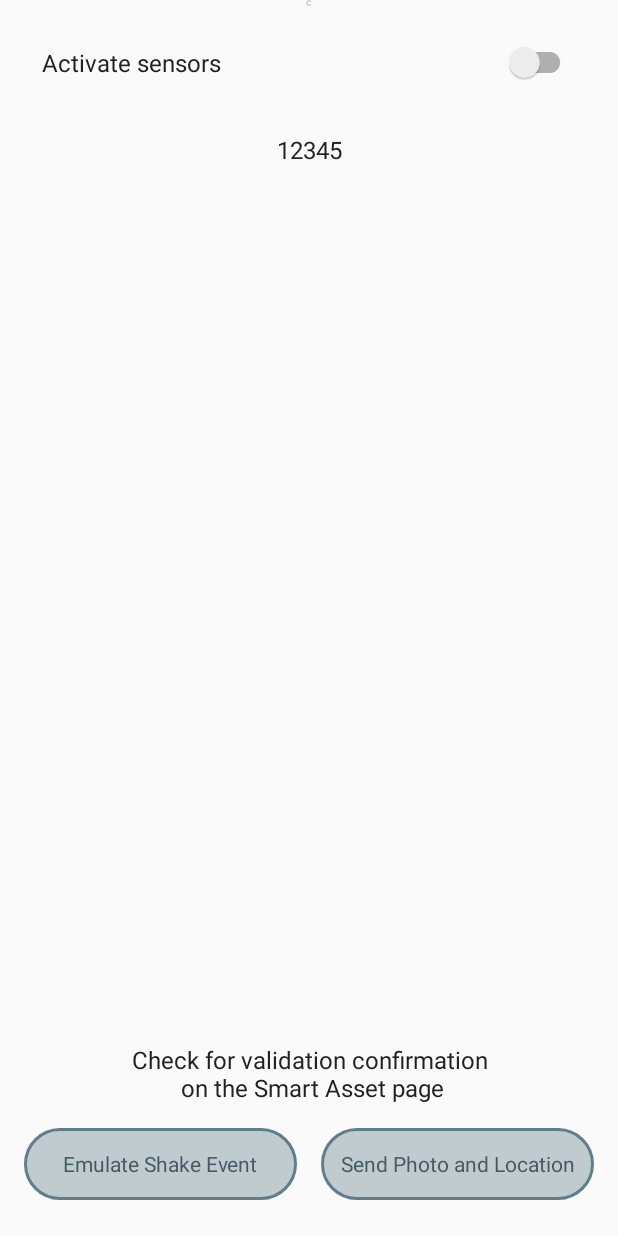
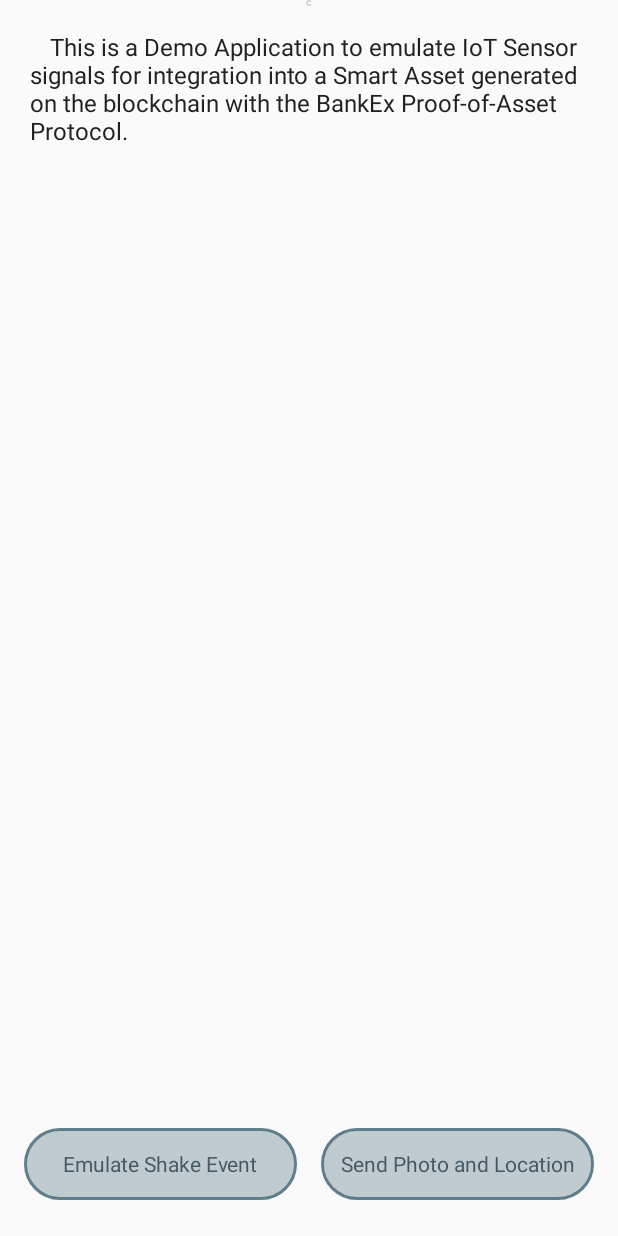
Before and after one commit to BANKEX/smart-asset-iot-android-demo, an Android app: the layout activity_main.xml on its own in the app's theme, with its tools: preview values and no code run, on a phone screen of 412 x 824 dp. Run offline under Robolectric (Android 15) with nearby library versions, the phone set to English and light mode, and no system bars; plain views replace MaterialProgressBar.

Commit message:
Updated UI;

```diff
--- a/app/src/main/res/layout/activity_main.xml
+++ b/app/src/main/res/layout/activity_main.xml
@@ -8,59 +8,24 @@
     android:animateLayoutChanges="true"
     tools:context="com.demo.bankexdh.view.activity.MainActivity">
 
+
     <TextView
-        android:id="@+id/uniqueId"
-        android:layout_width="wrap_content"
+        android:id="@+id/description"
+        android:layout_width="0dp"
         android:layout_height="wrap_content"
         android:layout_gravity="center"
         android:layout_margin="@dimen/margin_four"
-        android:layout_marginEnd="@dimen/half_margin"
-        android:layout_marginLeft="@dimen/half_margin"
-        android:layout_marginRight="@dimen/half_margin"
-        android:layout_marginStart="@dimen/half_margin"
-        android:layout_marginTop="@dimen/margin_four"
-        android:ellipsize="end"
-        android:gravity="center"
-        android:lines="2"
+        android:padding="@dimen/padding"
+        android:layout_weight="2"
+        android:text="@string/description"
         android:textAppearance="@style/LabelTextAppearance"
-        app:layout_constraintHorizontal_bias="0.501"
+        android:layout_marginLeft="8dp"
+        android:gravity="center|start"
         app:layout_constraintLeft_toLeftOf="parent"
+        android:layout_marginRight="8dp"
         app:layout_constraintRight_toRightOf="parent"
-        app:layout_constraintTop_toBottomOf="@+id/linearLayout"
-        tools:text="12345" />
-
-    <LinearLayout
-        android:id="@+id/linearLayout"
-        android:layout_width="0dp"
-        android:layout_height="wrap_content"
-        android:layout_marginEnd="@dimen/half_margin"
-        android:layout_marginLeft="@dimen/half_margin"
-        android:layout_marginRight="@dimen/half_margin"
-        android:layout_marginStart="@dimen/half_margin"
-        android:layout_marginTop="@dimen/half_margin"
-        android:orientation="horizontal"
-        android:padding="@dimen/padding"
-        app:layout_constraintLeft_toLeftOf="parent"
-        app:layout_constraintRight_toRightOf="parent"
-        app:layout_constraintTop_toTopOf="parent">
-
-        <TextView
-            android:layout_width="0dp"
-            android:layout_height="wrap_content"
-            android:layout_gravity="center"
-            android:layout_margin="@dimen/margin_four"
-            android:layout_weight="2"
-            android:text="@string/send_notifications"
-            android:textAppearance="@style/LabelTextAppearance" />
-
-        <android.support.v7.widget.SwitchCompat
-            android:id="@+id/switcher"
-            android:layout_width="0dp"
-            android:layout_height="wrap_content"
-            android:layout_gravity="center"
-            android:layout_margin="@dimen/margin_four"
-            android:layout_weight="1" />
-    </LinearLayout>
+        app:layout_constraintTop_toTopOf="@+id/progress_bar_view"
+        android:layout_marginTop="8dp" />
 
 
     <com.airbnb.lottie.LottieAnimationView
@@ -69,14 +34,15 @@
         android:layout_height="wrap_content"
         android:layout_margin="@dimen/half_margin"
         android:visibility="gone"
-        app:layout_constraintBottom_toBottomOf="parent"
         app:layout_constraintHorizontal_bias="0.501"
         app:layout_constraintLeft_toLeftOf="parent"
         app:layout_constraintRight_toRightOf="parent"
-        app:layout_constraintTop_toBottomOf="@+id/uniqueId"
+        app:layout_constraintTop_toBottomOf="@+id/description"
         app:layout_constraintVertical_bias="0.135"
         app:lottie_fileName="done_button.json"
-        app:lottie_loop="false" />
+        app:lottie_loop="false"
+        android:layout_marginBottom="8dp"
+        app:layout_constraintBottom_toTopOf="@+id/buttonContainer" />
 
     <com.airbnb.lottie.LottieAnimationView
         android:id="@+id/animationLocation"
@@ -84,14 +50,15 @@
         android:layout_height="wrap_content"
         android:layout_margin="@dimen/half_margin"
         android:visibility="gone"
-        app:layout_constraintBottom_toBottomOf="parent"
         app:layout_constraintHorizontal_bias="0.501"
         app:layout_constraintLeft_toLeftOf="parent"
         app:layout_constraintRight_toRightOf="parent"
-        app:layout_constraintTop_toBottomOf="@+id/uniqueId"
+        app:layout_constraintTop_toBottomOf="@+id/description"
         app:layout_constraintVertical_bias="0.135"
         app:lottie_fileName="location_pin.json"
-        app:lottie_loop="false" />
+        app:lottie_loop="false"
+        android:layout_marginBottom="8dp"
+        app:layout_constraintBottom_toTopOf="@+id/buttonContainer" />
 
     <com.airbnb.lottie.LottieAnimationView
         android:id="@+id/animationError"
@@ -99,30 +66,16 @@
         android:layout_height="wrap_content"
         android:layout_margin="@dimen/half_margin"
         android:visibility="gone"
-        app:layout_constraintBottom_toBottomOf="parent"
         app:layout_constraintHorizontal_bias="0.501"
         app:layout_constraintLeft_toLeftOf="parent"
         app:layout_constraintRight_toRightOf="parent"
-        app:layout_constraintTop_toBottomOf="@+id/uniqueId"
+        app:layout_constraintTop_toBottomOf="@+id/description"
         app:layout_constraintVertical_bias="0.135"
         app:lottie_fileName="x_pop.json"
-        app:lottie_loop="false" />
+        app:lottie_loop="false"
+        android:layout_marginBottom="8dp"
+        app:layout_constraintBottom_toTopOf="@+id/buttonContainer" />
 
-    <TextView
-        android:id="@+id/send_hint"
-        android:layout_width="0dp"
-        android:layout_height="wrap_content"
-        android:layout_marginBottom="@dimen/half_margin"
-        android:layout_marginEnd="@dimen/half_margin"
-        android:layout_marginLeft="@dimen/half_margin"
-        android:layout_marginRight="@dimen/half_margin"
-        android:layout_marginStart="@dimen/half_margin"
-        android:gravity="center"
-        android:text="@string/send_hint_label"
-        android:textAppearance="@style/LabelTextAppearance"
-        app:layout_constraintBottom_toTopOf="@+id/buttonContainer"
-        app:layout_constraintLeft_toLeftOf="parent"
-        app:layout_constraintRight_toRightOf="parent" />
 
     <LinearLayout
         android:id="@+id/buttonContainer"
@@ -166,7 +119,7 @@
         app:layout_constraintBottom_toBottomOf="parent"
         app:layout_constraintLeft_toLeftOf="parent"
         app:layout_constraintRight_toRightOf="parent"
-        app:layout_constraintTop_toBottomOf="@+id/uniqueId" />
+        app:layout_constraintTop_toBottomOf="@+id/description" />
 
     <me.zhanghai.android.materialprogressbar.MaterialProgressBar
         android:id="@+id/progress_bar_view"
--- a/app/src/main/res/layout/fragment_intro_slide.xml
+++ b/app/src/main/res/layout/fragment_intro_slide.xml
@@ -16,7 +16,7 @@
             android:id="@+id/title_text"
             android:layout_width="match_parent"
             android:layout_height="wrap_content"
-            android:textSize="28sp"
+            android:textSize="24sp"
             android:textColor="@color/white"
             tools:text="Title"/>
 
@@ -25,7 +25,7 @@
             android:layout_width="match_parent"
             android:layout_height="wrap_content"
             android:layout_marginTop="16dp"
-            android:textSize="18sp"
+            android:textSize="16sp"
             android:textColor="@color/white"
             tools:text="Description"/>
 
--- a/app/src/main/res/values/strings.xml
+++ b/app/src/main/res/values/strings.xml
@@ -1,6 +1,6 @@
 <resources>
     <string name="app_name">BankEx Blockchain Sensor</string>
-    <string name="send_notifications">Activate sensors</string>
+    <string name="description">\tThis is a Demo Application to emulate IoT Sensor signals for integration into a Smart Asset generated on the blockchain with the BankEx Proof-of-Asset Protocol.</string>
     <string name="permission_dialog_title">No permissions granted</string>
     <string name="dialog_title">No internet connection</string>
     <string name="dialog_message">Try:\n\t\u2022 Turning off airplane mode\n\t\u2022 Turning on mobile data or Wi-Fi\n\t\u2022 Checking the signal in your area</string>
```
Also changed, not shown: app/src/main/java/com/demo/bankexdh/presenter/impl/MainPresenter.java (+0 -9 lines), app/src/main/java/com/demo/bankexdh/view/activity/AboutActivity.java (+17 -1 lines), app/src/main/java/com/demo/bankexdh/view/activity/MainActivity.java (+2 -52 lines), app/src/main/res/layout/activity_about.xml (+18 -4 lines), app/src/main/res/drawable-hdpi/ic_back.png (added), app/src/main/res/drawable-mdpi/ic_back.png (added), app/src/main/res/drawable-xhdpi/ic_back.png (added), app/src/main/res/drawable-xxhdpi/ic_back.png (added), app/src/main/res/drawable-xxxhdpi/ic_back.png (added).
